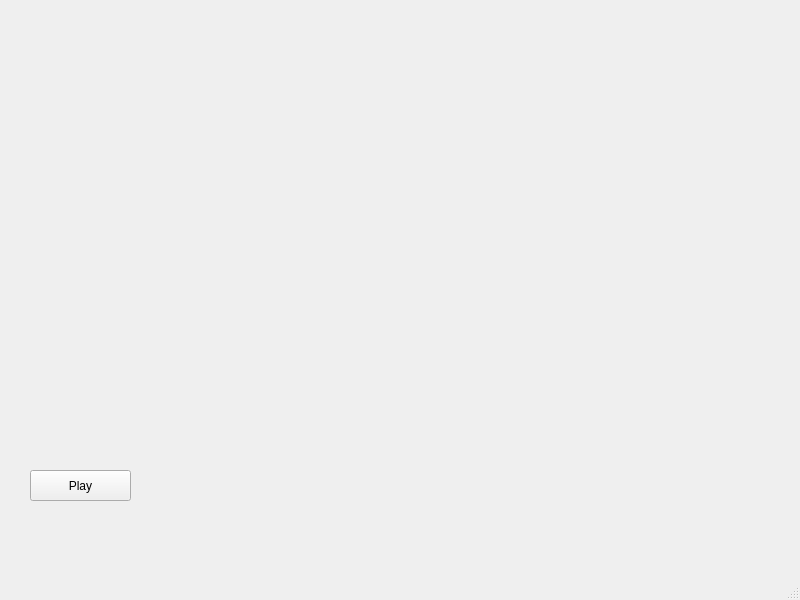
This is mainwindow.ui in c95000/DemoCube as Qt 5 draws it before an edit. The edited form follows.
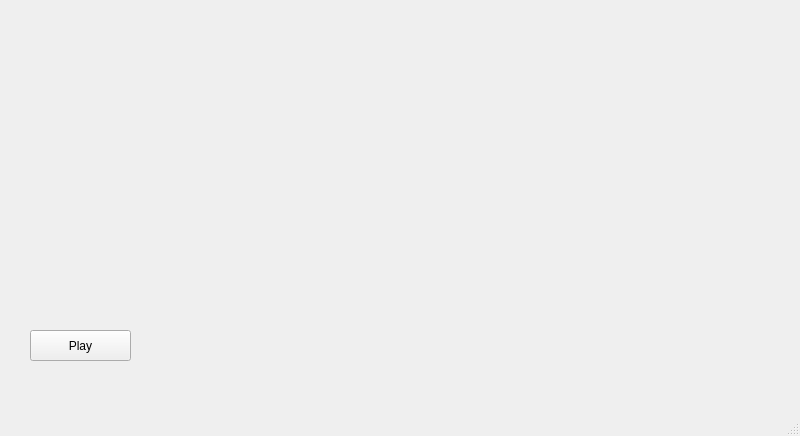
This is the edited form.

```diff
--- a/mainwindow.ui
+++ b/mainwindow.ui
@@ -7,7 +7,7 @@
     <x>0</x>
     <y>0</y>
     <width>800</width>
-    <height>600</height>
+    <height>436</height>
    </rect>
   </property>
   <property name="windowTitle">
@@ -18,7 +18,7 @@
     <property name="geometry">
      <rect>
       <x>30</x>
-      <y>470</y>
+      <y>330</y>
       <width>101</width>
       <height>31</height>
      </rect>
```
